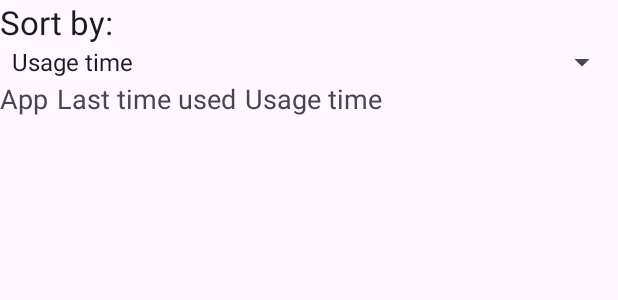
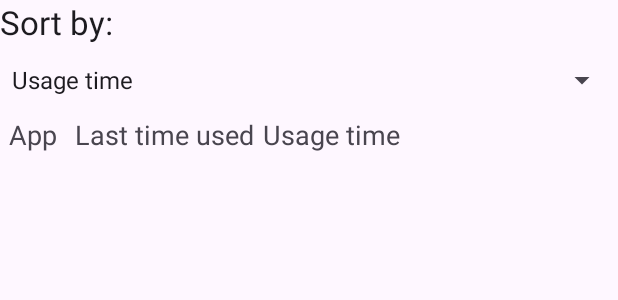
Before and after one commit to zhanjz22/AddictionFighter2, an Android app: the layout usage_stats.xml on its own in the app's theme, with its tools: preview values and no code run, on a phone screen of 412 x 824 dp. Shown: the top 300 px of the screen. Run offline under Robolectric (Android 15) with nearby library versions, the phone set to English and light mode, and no system bars.

Commit message:
UsageStatsActivity working somewhat, permissions fixed

```diff
--- a/app/src/main/AndroidManifest.xml
+++ b/app/src/main/AndroidManifest.xml
@@ -21,8 +21,12 @@
                 <category android:name="android.intent.category.LAUNCHER" />
             </intent-filter>
         </activity>
+
+        <activity
+            android:name=".UsageStatsActivity" />
     </application>
 
-    <uses-permission android:name="android.permission.PACKAGE_USAGE_STATS"/>
+    <uses-permission android:name="android.permission.PACKAGE_USAGE_STATS"
+        tools:ignore="ProtectedPermissions" />
 
 </manifest>
--- a/app/src/main/java/com/example/addictionfighter2/UsageStatsActivity.java
+++ b/app/src/main/java/com/example/addictionfighter2/UsageStatsActivity.java
@@ -4,7 +4,6 @@ import android.app.Activity;
 import android.app.usage.UsageStats;
 import android.app.usage.UsageStatsManager;
 import android.content.Context;
-import android.content.Intent;
 import android.content.pm.ApplicationInfo;
 import android.content.pm.PackageManager;
 import android.content.pm.PackageManager.NameNotFoundException;
@@ -18,7 +17,6 @@ import java.util.Comparator;
 import java.util.List;
 import java.util.Map;
 
-import android.provider.Settings;
 import android.text.format.DateUtils;
 import android.util.ArrayMap;
 import android.util.Log;
--- a/app/src/main/res/layout/usage_stats.xml
+++ b/app/src/main/res/layout/usage_stats.xml
@@ -14,7 +14,9 @@
         android:id="@+id/typeSpinner"
         android:layout_width="match_parent"
         android:layout_height="wrap_content"
-        android:entries="@array/usage_stats_display_order_types" />
+        android:entries="@array/usage_stats_display_order_types"
+        android:minHeight="48dp"
+        />
 
     <LinearLayout
         android:orientation="horizontal"
@@ -24,11 +26,13 @@
             android:text="@string/app_name_label"
             android:textAppearance="?android:attr/textAppearanceMedium"
             android:layout_width="wrap_content"
-            android:paddingEnd="6dip"
+            android:paddingStart="6dp"
+            android:paddingEnd="6dp"
             android:layout_height="wrap_content" />
         <TextView
             android:text="@string/last_time_used_label"
-            android:paddingEnd="6dip"
+            android:paddingStart="6dp"
+            android:paddingEnd="6dp"
             android:textAppearance="?android:attr/textAppearanceMedium"
             android:layout_width="wrap_content"
             android:layout_height="wrap_content" />
```
